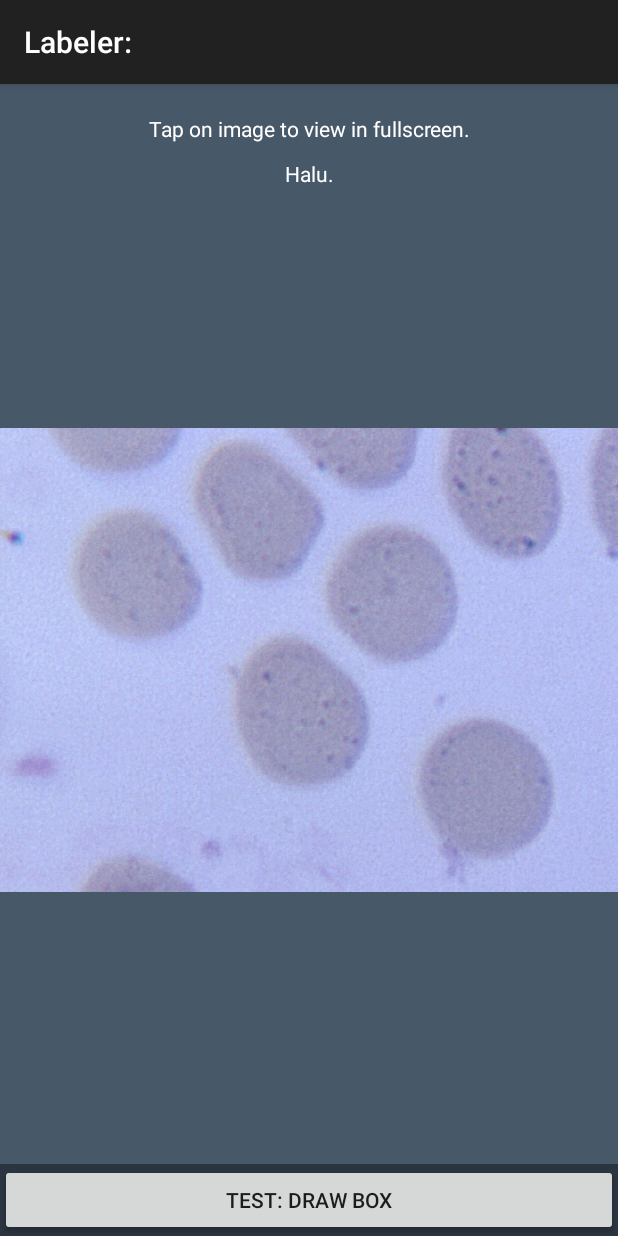
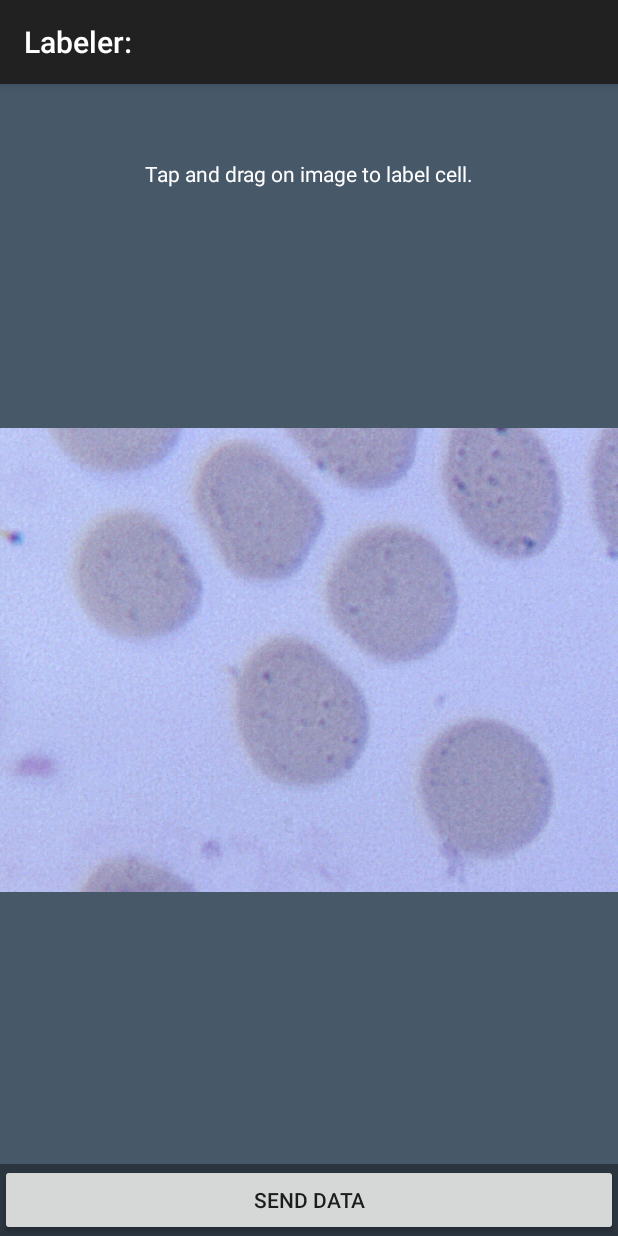
Before and after one commit to yzabeliesa/cvmig1516-group1, an Android app: the LabelerMalariaMain screen opened directly, with no data from a screen before it, on a phone screen of 412 x 824 dp. Run offline under Robolectric (Android 15) with nearby library versions, the light colour scheme and no system bars; 1 statement that could not run was skipped.

Commit message:
Draw patch boxes

```diff
--- a/ReMiDi-X/app/src/main/res/layout/activity_labeler_malaria_main.xml
+++ b/ReMiDi-X/app/src/main/res/layout/activity_labeler_malaria_main.xml
@@ -28,15 +28,7 @@
             android:layout_width="match_parent"
             android:layout_height="wrap_content"
             android:gravity="center"
-            android:text="@string/labeler_instructions"
-            android:textColor="#ffffff"
-            android:paddingTop="20dp" />
-
-        <TextView
-            android:layout_width="match_parent"
-            android:layout_height="wrap_content"
-            android:gravity="center"
-            android:text="Halu."
+            android:text="Tap and drag on image to label cell."
             android:textColor="#ffffff"
             android:paddingTop="50dp" />
 
@@ -56,8 +48,8 @@
                 android:layout_width="0dp"
                 android:layout_height="wrap_content"
                 android:layout_weight="1"
-                android:text="Test: Draw box"
-                android:onClick="drawBox"/>
+                android:text="Send data"
+                android:onClick="sendData"/>
 
         </LinearLayout>
     </FrameLayout>
```
Also changed, not shown: ReMiDi-X/app/src/main/java/com/remidi/cvmig1516/remidi_x/LabelerMalariaMain.java (+91 -61 lines).
